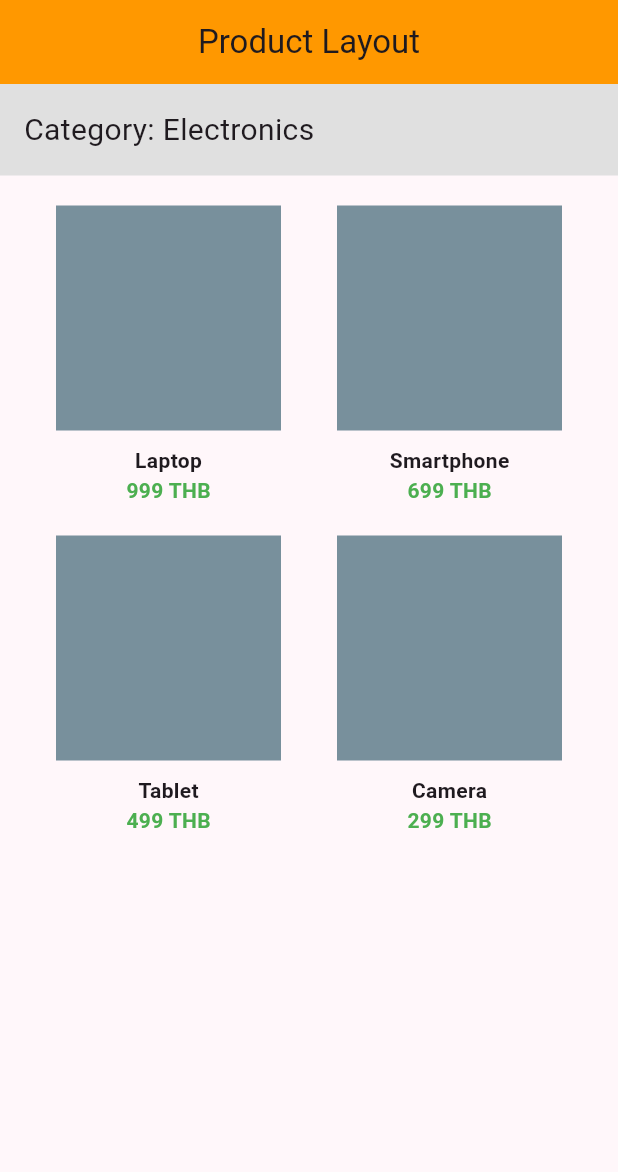
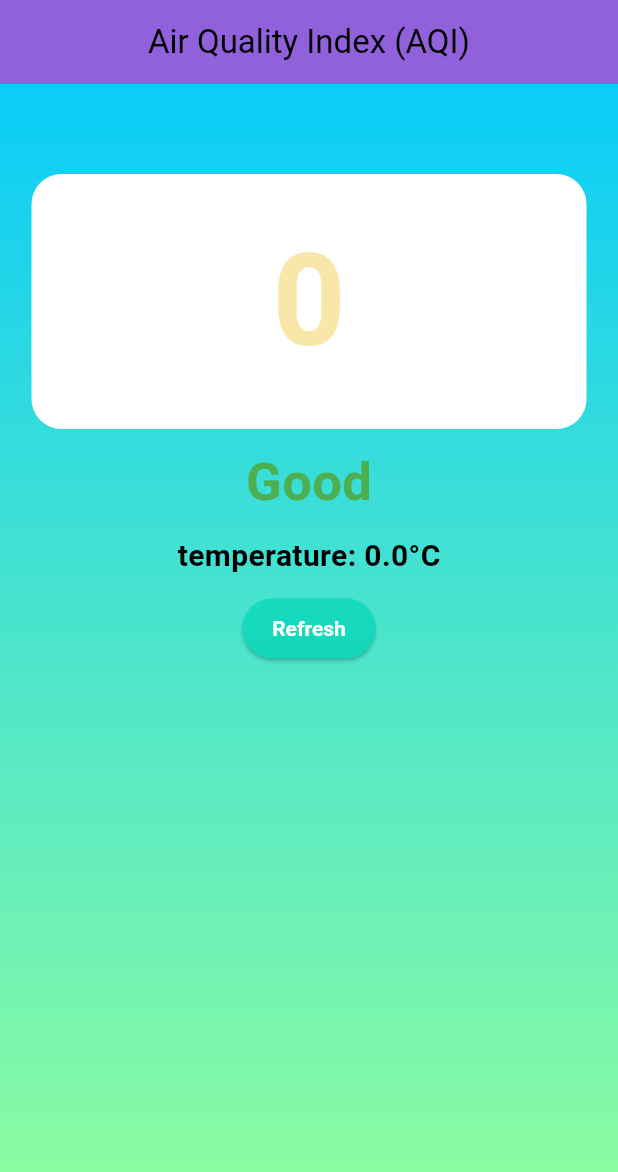
Before and after one commit to KanawadC/mytestapp, a Flutter app: the screen it shows after launch, on a phone screen of 412 x 824 dp. Shown: the top 1172 px of the screen. Run offline on Flutter 3.47's test engine with Material 3 defaults, Android fonts, the phone set to English and light mode, and no system bars; network calls fail.

Commit message:
homework2

```diff
--- /dev/null
+++ b/lib/Homework2/air_quality.dart
@@ -0,0 +1,130 @@
+import 'dart:convert';
+import 'package:flutter/material.dart';
+import 'package:http/http.dart' as http;
+
+class AirQuality extends StatefulWidget {
+  const AirQuality({super.key});
+
+  @override
+  State<AirQuality> createState() => _AirQualityState();
+}
+
+class _AirQualityState extends State<AirQuality> {
+  int aqi = 0;
+  String city = '';
+  double temperature = 0.0;
+
+  @override
+  void initState() {
+    super.initState();
+    fetchAirQuality();
+  }
+
+  Future<void> fetchAirQuality() async {
+    try {
+      var response = await http.get(Uri.parse(
+          'https://api.waqi.info/feed/here/?token=4f8aaec483f0d430baa394d2a6b91309f5df874f'));
+
+      if (response.statusCode == 200) {
+        final decoded = jsonDecode(response.body)['data'];
+
+        setState(() {
+          aqi = decoded['aqi'];
+          city = decoded['city']['name'];
+          temperature = decoded['iaqi']['t']['v'];
+          print("$aqi $city $temperature");
+        });
+      } else {
+        setState(() {
+          city = "Error loading data";
+        });
+      }
+    } catch (e) {
+      print('Error: $e');
+    }
+  }
+
+  @override
+  Widget build(BuildContext context) {
+    return Scaffold(
+      appBar: AppBar(
+          title: const Center(
+              child: Text(
+            "Air Quality Index (AQI)",
+            style: TextStyle(color: Colors.black),
+          )),
+          backgroundColor: const Color.fromARGB(255, 144, 97, 219)),
+      body: Center(
+        child: Column(
+          children: [
+            Text(
+              "$city",
+              style: TextStyle(fontSize: 35, fontWeight: FontWeight.bold),
+            ),
+            SizedBox(height: 10),
+            Container(
+              height: 170,
+              width: 370,
+              alignment: Alignment.center,
+              decoration: BoxDecoration(
+                color: const Color.fromARGB(255, 255, 255, 255),
+                borderRadius: BorderRadius.circular(20),
+              ),
+              child: Text(
+                '$aqi',
+                style: TextStyle(
+                    fontSize: 85,
+                    color: const Color.fromARGB(255, 248, 231, 169),
+                    fontWeight: FontWeight.bold),
+              ),
+            ),
+            SizedBox(height: 10),
+            Text(
+              getAqiMessage(aqi),
+              style: TextStyle(
+                  fontSize: 35,
+                  fontWeight: FontWeight.bold,
+                  color: getAqiTextColor(aqi)),
+            ),
+            SizedBox(height: 10),
+            Text('temperature: $temperature°C',
+                style: TextStyle(fontSize: 20, fontWeight: FontWeight.bold)),
+            SizedBox(height: 10),
+            ElevatedButton(
+              onPressed: () {
+                fetchAirQuality();
+              },
+              child: Text(
+                'Refresh',
+                style: TextStyle(color: Colors.white, fontSize: 14),
+              ),
+              style: ElevatedButton.styleFrom(
+                padding: EdgeInsets.symmetric(horizontal: 20, vertical: 8),
+                textStyle: TextStyle(fontSize: 18, fontWeight: FontWeight.bold),
+                backgroundColor: const Color.fromARGB(234, 18, 221, 191),
+              ),
+            )
+          ],
+        ),
+      ),
+    );
+  }
+
+  String getAqiMessage(int aqi) {
+    if (aqi <= 50) return 'Good';
+    if (aqi <= 100) return 'Moderate';
+    if (aqi <= 150) return 'Unhealthy for Sensitive Groups';
+    if (aqi <= 200) return 'Unhealthy';
+    if (aqi <= 300) return 'Very Unhealthy';
+    return 'Hazardous';
+  }
+
+  Color getAqiTextColor(int aqi) {
+    if (aqi <= 50) return Colors.green;
+    if (aqi <= 100) return const Color.fromARGB(255, 247, 228, 61);
+    if (aqi <= 150) return Colors.orange;
+    if (aqi <= 200) return Colors.red;
+    if (aqi <= 300) return Colors.purple;
+    return const Color.fromARGB(255, 136, 13, 42);
+  }
+}
--- a/lib/main.dart
+++ b/lib/main.dart
@@ -1,8 +1,5 @@
 import 'package:flutter/material.dart';
-import 'package:mytestapp/page_answer/answer1.dart';
-import 'package:mytestapp/page_answer/answer2.dart';
-import 'package:mytestapp/page_answer/answer3.dart';
-import 'package:mytestapp/page_answer/answer4.dart';
+import 'package:mytestapp/Homework2/air_quality.dart';
 
 void main() {
   runApp(const MyApp());
@@ -11,80 +8,45 @@ void main() {
 class MyApp extends StatelessWidget {
   const MyApp({super.key});
 
-  // This widget is the root of your application.
   @override
   Widget build(BuildContext context) {
     return MaterialApp(
-        title: 'Flutter Demo',
-        debugShowCheckedModeBanner: false,
-        theme: ThemeData(
-          colorScheme: ColorScheme.fromSeed(
-              seedColor: const Color.fromARGB(255, 235, 155, 235)),
-          useMaterial3: true,
+      theme: ThemeData(
+        // ไล่โทนสีหลักของธีม
+        colorScheme: ColorScheme.fromSwatch().copyWith(
+          primary: Colors.blue, // สีหลัก
+          secondary: Colors.greenAccent, // สีรอง
         ),
-        home: const Answer3());
+        scaffoldBackgroundColor:
+            Colors.transparent, // พื้นหลังโปร่งใส เพื่อใช้ Gradient
+        appBarTheme: const AppBarTheme(
+          backgroundColor: Colors.transparent, // ทำให้ AppBar ใช้ Gradient ได้
+          elevation: 0, // ลบเงาของ AppBar
+        ),
+      ),
+      home: const GradientBackground(child: AirQuality()), // ใช้พื้นหลังไล่โทน
+    );
   }
 }
 
-class GreetingWidget extends StatelessWidget {
-  final String name;
-  const GreetingWidget({super.key, required this.name});
+class GradientBackground extends StatelessWidget {
+  final Widget child;
+  const GradientBackground({super.key, required this.child});
 
   @override
   Widget build(BuildContext context) {
-    return Scaffold(
-        appBar: AppBar(
-            title: const Text('Demo APP'),
-            backgroundColor: const Color.fromARGB(255, 244, 171, 195),
-            centerTitle: true),
-        body: Center(child: Text('Hello, $name')));
-  }
-}
-
-class MyHomePage extends StatefulWidget {
-  const MyHomePage({super.key, required this.title});
-
-  final String title;
-
-  @override
-  State<MyHomePage> createState() => _MyHomePageState();
-}
-
-class _MyHomePageState extends State<MyHomePage> {
-  int _counter = 0;
-
-  void _incrementCounter() {
-    setState(() {
-      _counter++;
-    });
-  }
-
-  @override
-  Widget build(BuildContext context) {
-    return Scaffold(
-      appBar: AppBar(
-        backgroundColor: Theme.of(context).colorScheme.inversePrimary,
-        title: Text(widget.title),
-      ),
-      body: Center(
-        child: Column(
-          mainAxisAlignment: MainAxisAlignment.center,
-          children: <Widget>[
-            const Text(
-              'You have pushed the button this many times:',
-            ),
-            Text(
-              '$_counter',
-              style: Theme.of(context).textTheme.headlineMedium,
-            ),
+    return Container(
+      decoration: const BoxDecoration(
+        gradient: LinearGradient(
+          begin: Alignment.topCenter,
+          end: Alignment.bottomCenter,
+          colors: [
+            Color(0xFF00C9FF), // สีฟ้าอ่อน
+            Color(0xFF92FE9D), // สีเขียวอ่อน
           ],
         ),
       ),
-      floatingActionButton: FloatingActionButton(
-        onPressed: _incrementCounter,
-        tooltip: 'Increment',
-        child: const Icon(Icons.add),
-      ), // This trailing comma makes auto-formatting nicer for build methods.
+      child: child,
     );
   }
 }
--- a/pubspec.yaml
+++ b/pubspec.yaml
@@ -35,6 +35,7 @@ dependencies:
   # The following adds the Cupertino Icons font to your application.
   # Use with the CupertinoIcons class for iOS style icons.
   cupertino_icons: ^1.0.8
+  http: ^1.3.0
 
 dev_dependencies:
   flutter_test:
```
Also changed, not shown: pubspec.lock.
